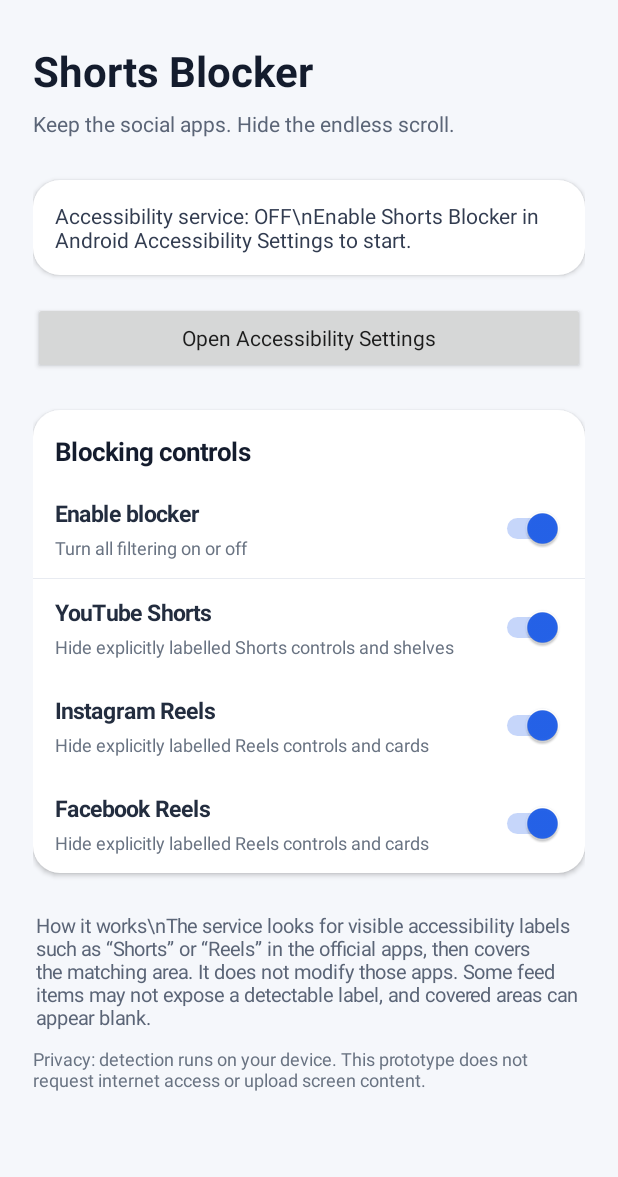
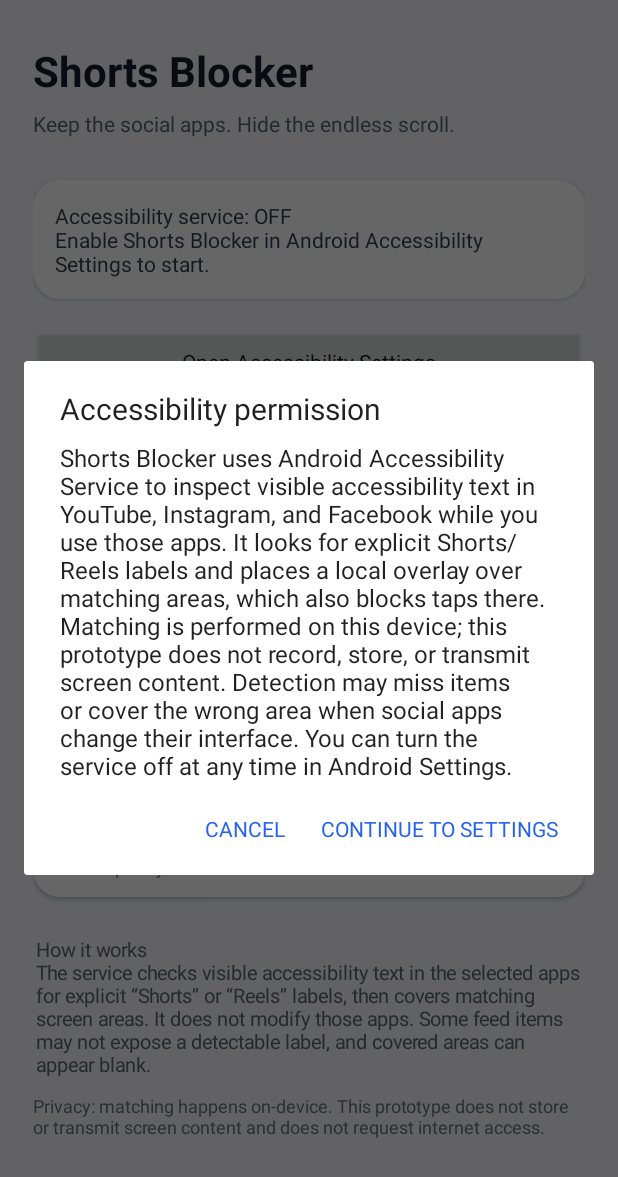
Before and after one commit to connectnexdesh-droid/shorts-blocker, an Android app: the screen it shows after launch (MainActivity), after a tap on "Open Accessibility Settings", on a phone screen of 412 x 824 dp. Shown: the top 1177 px of the screen. Run offline under Robolectric (Android 15) with nearby library versions, the phone set to English and light mode, and no system bars.

Commit message:
fix: add explicit accessibility disclosure and correct UI text

```diff
--- a/app/src/main/java/com/connectnexdesh/shortsblocker/MainActivity.kt
+++ b/app/src/main/java/com/connectnexdesh/shortsblocker/MainActivity.kt
@@ -2,6 +2,7 @@ package com.connectnexdesh.shortsblocker
 
 import android.accessibilityservice.AccessibilityServiceInfo
 import android.app.Activity
+import android.app.AlertDialog
 import android.content.ComponentName
 import android.content.Intent
 import android.graphics.Color
@@ -69,9 +70,7 @@ class MainActivity : Activity() {
         val accessButton = Button(this).apply {
             text = "Open Accessibility Settings"
             isAllCaps = false
-            setOnClickListener {
-                startActivity(Intent(Settings.ACTION_ACCESSIBILITY_SETTINGS))
-            }
+            setOnClickListener { showAccessibilityDisclosure() }
         }
         page.addView(accessButton, marginParams(top = 10, bottom = 18))
 
@@ -125,7 +124,7 @@ class MainActivity : Activity() {
         page.addView(controlsCard)
 
         val note = TextView(this).apply {
-            text = "How it works\\nThe service looks for visible accessibility labels such as “Shorts” or “Reels” in the official apps, then covers the matching area. It does not modify those apps. Some feed items may not expose a detectable label, and covered areas can appear blank."
+            text = "How it works\nThe service checks visible accessibility text in the selected apps for explicit “Shorts” or “Reels” labels, then covers matching screen areas. It does not modify those apps. Some feed items may not expose a detectable label, and covered areas can appear blank."
             textSize = 13f
             setTextColor(Color.rgb(91, 101, 119))
             setPadding(dp(2), dp(18), dp(2), dp(10))
@@ -133,7 +132,7 @@ class MainActivity : Activity() {
         page.addView(note)
 
         val privacy = TextView(this).apply {
-            text = "Privacy: detection runs on your device. This prototype does not request internet access or upload screen content."
+            text = "Privacy: matching happens on-device. This prototype does not store or transmit screen content and does not request internet access."
             textSize = 12f
             setTextColor(Color.rgb(105, 115, 130))
         }
@@ -153,12 +152,25 @@ class MainActivity : Activity() {
         }
     }
 
+    private fun showAccessibilityDisclosure() {
+        AlertDialog.Builder(this)
+            .setTitle("Accessibility permission")
+            .setMessage(
+                "Shorts Blocker uses Android Accessibility Service to inspect visible accessibility text in YouTube, Instagram, and Facebook while you use those apps. It looks for explicit Shorts/Reels labels and places a local overlay over matching areas, which also blocks taps there. Matching is performed on this device; this prototype does not record, store, or transmit screen content. Detection may miss items or cover the wrong area when social apps change their interface. You can turn the service off at any time in Android Settings."
+            )
+            .setNegativeButton("Cancel", null)
+            .setPositiveButton("Continue to Settings") { _, _ ->
+                startActivity(Intent(Settings.ACTION_ACCESSIBILITY_SETTINGS))
+            }
+            .show()
+    }
+
     private fun refreshStatus() {
         val enabled = isAccessibilityServiceEnabled()
         serviceStatus.text = if (enabled) {
-            "Accessibility service: ON\\nThe blocker can inspect the supported apps while enabled."
+            "Accessibility service: ON\nThe blocker can inspect the supported apps while enabled."
         } else {
-            "Accessibility service: OFF\\nEnable Shorts Blocker in Android Accessibility Settings to start."
+            "Accessibility service: OFF\nEnable Shorts Blocker in Android Accessibility Settings to start."
         }
     }
 
```
